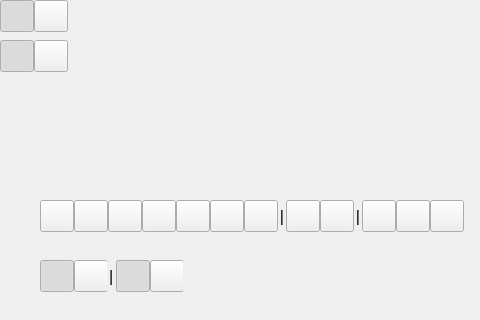
Old version of the form MainWindow.ui in the repository xland/ScreenCapture; both pictures show x 0 to 480 and y 0 to 320 of the 586 by 483 pixel window.
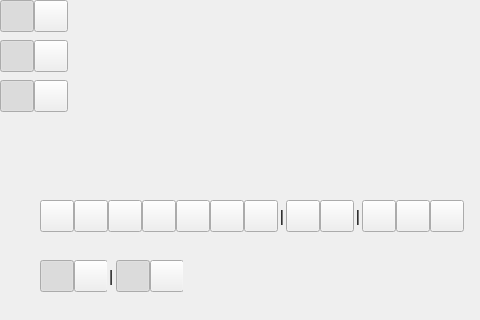
New version of the form.

Diff of the .ui file:
```diff
--- a/MainWindow.ui
+++ b/MainWindow.ui
@@ -1169,6 +1169,122 @@
      </item>
     </layout>
    </widget>
+   <widget class="QWidget" name="toolMosaic" native="true">
+    <property name="geometry">
+     <rect>
+      <x>0</x>
+      <y>80</y>
+      <width>68</width>
+      <height>32</height>
+     </rect>
+    </property>
+    <property name="sizePolicy">
+     <sizepolicy hsizetype="Preferred" vsizetype="Preferred">
+      <horstretch>0</horstretch>
+      <verstretch>0</verstretch>
+     </sizepolicy>
+    </property>
+    <property name="minimumSize">
+     <size>
+      <width>68</width>
+      <height>32</height>
+     </size>
+    </property>
+    <property name="maximumSize">
+     <size>
+      <width>68</width>
+      <height>32</height>
+     </size>
+    </property>
+    <layout class="QHBoxLayout" name="horizontalLayout_9">
+     <property name="spacing">
+      <number>0</number>
+     </property>
+     <property name="leftMargin">
+      <number>0</number>
+     </property>
+     <property name="topMargin">
+      <number>0</number>
+     </property>
+     <property name="rightMargin">
+      <number>0</number>
+     </property>
+     <property name="bottomMargin">
+      <number>0</number>
+     </property>
+     <item>
+      <widget class="QPushButton" name="btnMosaicDot">
+       <property name="sizePolicy">
+        <sizepolicy hsizetype="Preferred" vsizetype="Preferred">
+         <horstretch>0</horstretch>
+         <verstretch>0</verstretch>
+        </sizepolicy>
+       </property>
+       <property name="minimumSize">
+        <size>
+         <width>34</width>
+         <height>0</height>
+        </size>
+       </property>
+       <property name="maximumSize">
+        <size>
+         <width>34</width>
+         <height>16777215</height>
+        </size>
+       </property>
+       <property name="cursor">
+        <cursorShape>PointingHandCursor</cursorShape>
+       </property>
+       <property name="text">
+        <string/>
+       </property>
+       <property name="checkable">
+        <bool>true</bool>
+       </property>
+       <property name="checked">
+        <bool>true</bool>
+       </property>
+       <property name="autoExclusive">
+        <bool>true</bool>
+       </property>
+      </widget>
+     </item>
+     <item>
+      <widget class="QPushButton" name="btnArrowEmpty_3">
+       <property name="sizePolicy">
+        <sizepolicy hsizetype="Preferred" vsizetype="Preferred">
+         <horstretch>0</horstretch>
+         <verstretch>0</verstretch>
+        </sizepolicy>
+       </property>
+       <property name="minimumSize">
+        <size>
+         <width>34</width>
+         <height>0</height>
+        </size>
+       </property>
+       <property name="maximumSize">
+        <size>
+         <width>34</width>
+         <height>16777215</height>
+        </size>
+       </property>
+       <property name="cursor">
+        <cursorShape>PointingHandCursor</cursorShape>
+       </property>
+       <property name="text">
+        <string/>
+       </property>
+       <property name="checkable">
+        <bool>true</bool>
+       </property>
+       <property name="autoExclusive">
+        <bool>true</bool>
+       </property>
+      </widget>
+     </item>
+    </layout>
+   </widget>
   </widget>
  </widget>
  <resources/>
```
